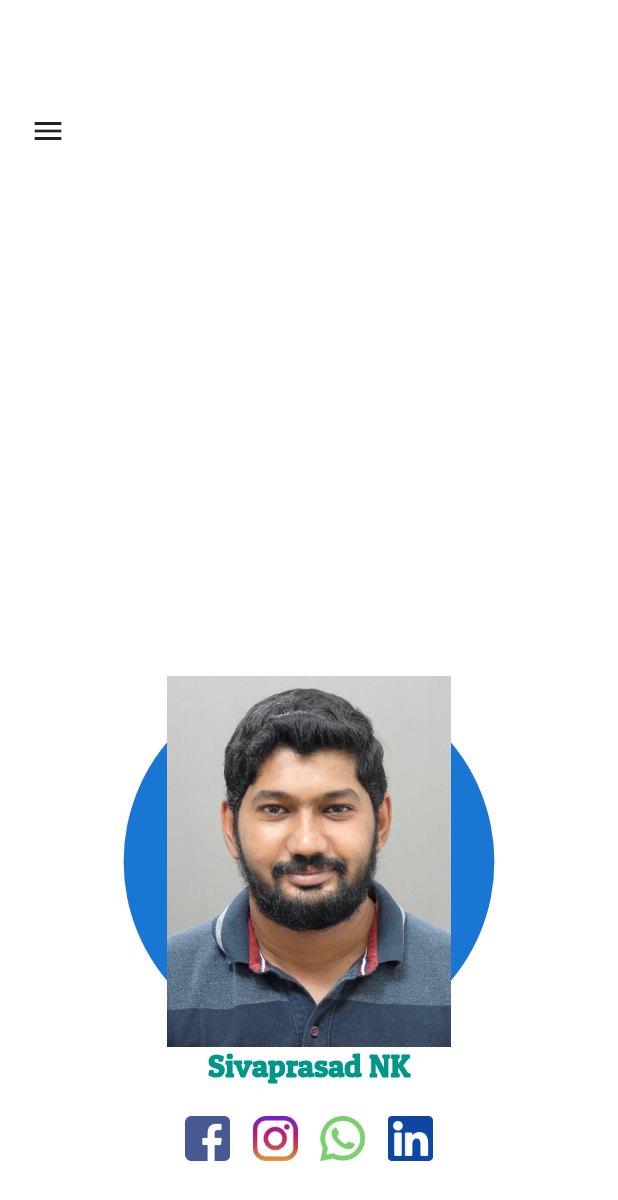
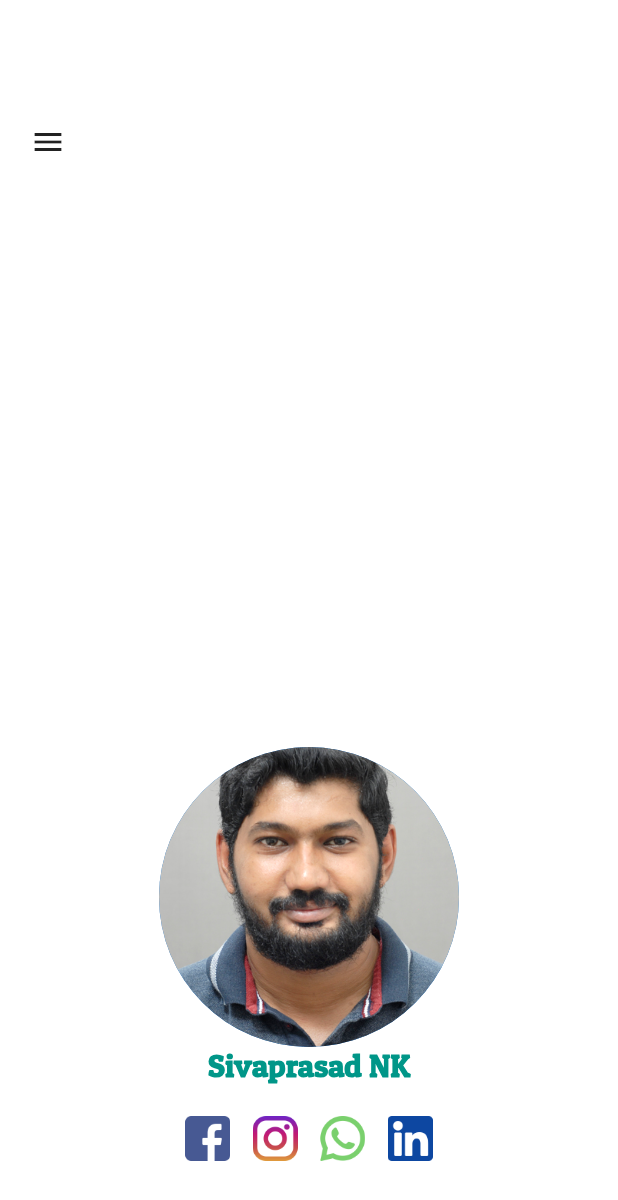
Before and after one commit to sivaprasadnk/website, a Flutter app: the IosHomeScreen screen opened by its route, on a phone screen of 412 x 824 dp. Shown: the top 1200 px of the screen. Run offline on Flutter 3.47's test engine with Material 2 defaults, Android fonts, the phone set to English and light mode, and no system bars; our stand-ins replace animate_do, animated_text_kit, bordered_text, dio, wave; project files that could hold a hidden picture were left out.

Commit message:
ios correction

```diff
--- a/lib/views/ios/home/ios.home.screen.dart
+++ b/lib/views/ios/home/ios.home.screen.dart
@@ -74,7 +74,7 @@
                   mainAxisSize: MainAxisSize.min,
                   children: [
                     SizedBox(
-                      height: 75,
+                      height: screenSize.height * .1,
                     ),
                     Builder(
                       builder: (ctx) => Align(
@@ -120,14 +120,26 @@
                       ),
                     ),
                     Spacer(),
-                    CircleAvatar(
-                      radius: screenSize.width * 0.3,
-                      child: Image(
-                        image: AssetImage(
-                          'assets/images/propic3.jpg',
+                    AnimatedOpacity(
+                      opacity: showImage ? 1 : 0,
+                      duration: Duration(milliseconds: 900),
+                      child: Container(
+                        child: CircleAvatar(
+                          radius: 100,
+                          backgroundImage: AssetImage(
+                            'assets/images/propic3.jpg',
+                          ),
                         ),
                       ),
                     ),
+                    // CircleAvatar(
+                    //   radius: screenSize.width * 0.3,
+                    //   child: Image(
+                    //     image: AssetImage(
+                    //       'assets/images/propic3.jpg',
+                    //     ),
+                    //   ),
+                    // ),
                     nameText(textColor: Colors.teal),
                     SizedBox(
                       height: 20,
```
Also changed, not shown: assets/lotties/._congrats.json (deleted), 1 other file.
